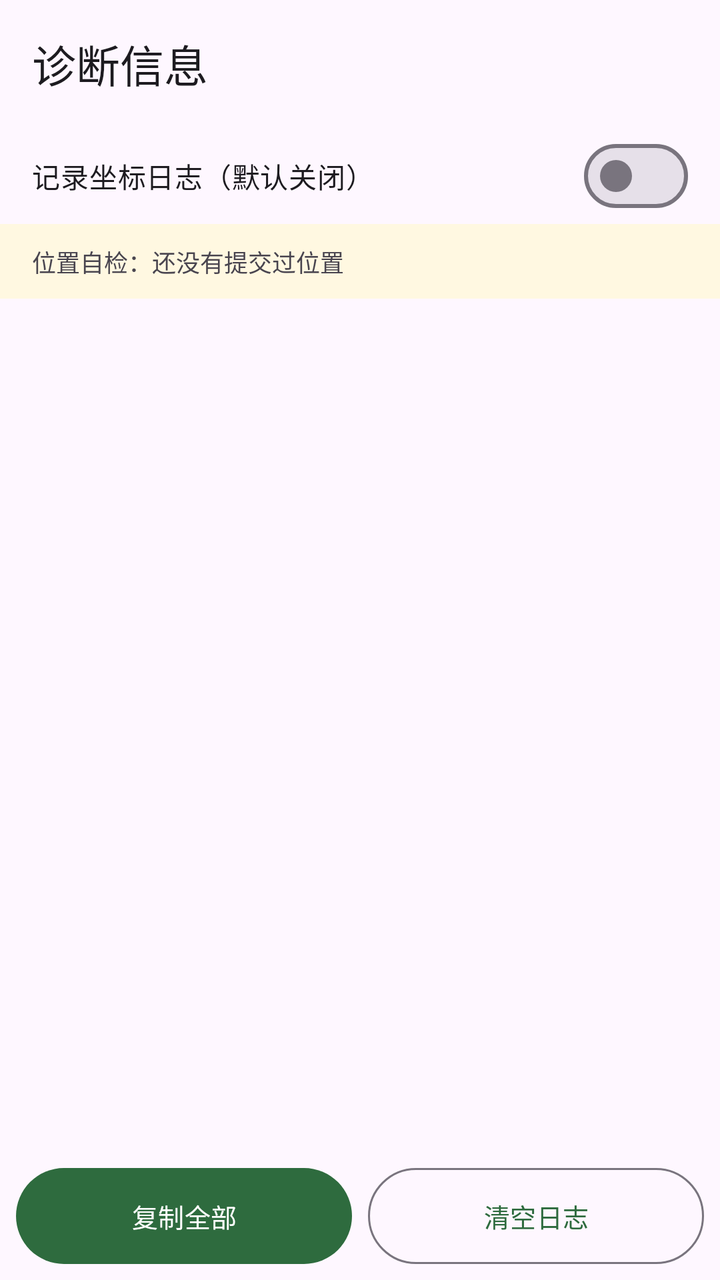
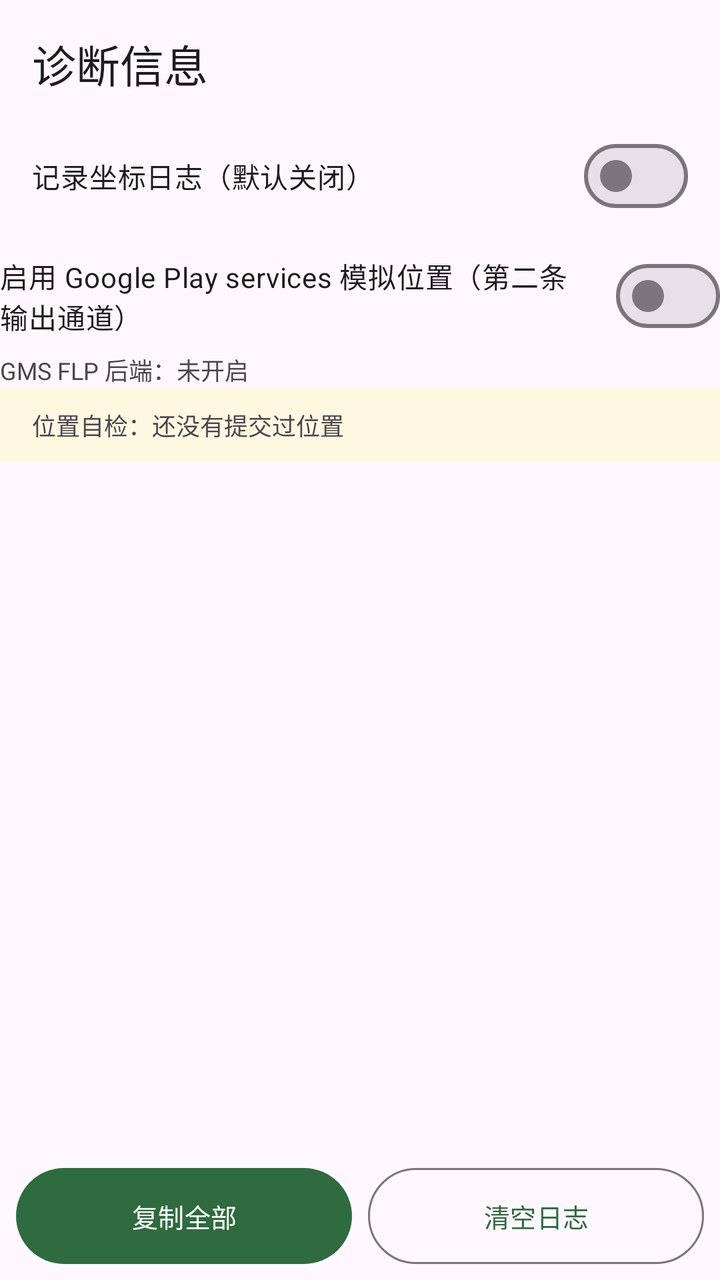

Compare the two renders of this Android layout. The source of the first and the diff that turns it into the second are given below.
<!-- AndroidManifest.xml: application theme Theme.RouteWorkshop -->
<!-- res/layout/activity_diagnostics.xml -->
<?xml version="1.0" encoding="utf-8"?>
<LinearLayout xmlns:android="http://schemas.android.com/apk/res/android"
    xmlns:app="http://schemas.android.com/apk/res-auto"
    android:layout_width="match_parent"
    android:layout_height="match_parent"
    android:orientation="vertical">

    <com.google.android.material.appbar.MaterialToolbar
        android:id="@+id/toolbar"
        android:layout_width="match_parent"
        android:layout_height="wrap_content"
        android:background="?attr/colorSurface"
        android:minHeight="?attr/actionBarSize"
        app:title="@string/diagnostics_title" />

    <com.google.android.material.materialswitch.MaterialSwitch
        android:id="@+id/switchCoordinates"
        android:layout_width="match_parent"
        android:layout_height="wrap_content"
        android:paddingHorizontal="16dp"
        android:paddingVertical="8dp"
        android:text="@string/diagnostics_coordinate_log" />

    <TextView
        android:id="@+id/textSelfCheck"
        android:layout_width="match_parent"
        android:layout_height="wrap_content"
        android:background="#FFF8E1"
        android:paddingHorizontal="16dp"
        android:paddingVertical="10dp"
        android:text="@string/self_check_idle"
        android:textIsSelectable="true"
        android:textSize="12sp" />

    <ScrollView
        android:layout_width="match_parent"
        android:layout_height="0dp"
        android:layout_weight="1"
        android:paddingHorizontal="16dp">

        <TextView
            android:id="@+id/textReport"
            android:layout_width="match_parent"
            android:layout_height="wrap_content"
            android:fontFamily="monospace"
            android:paddingVertical="8dp"
            android:textIsSelectable="true"
            android:textSize="12sp" />
    </ScrollView>

    <LinearLayout
        android:layout_width="match_parent"
        android:layout_height="wrap_content"
        android:orientation="horizontal"
        android:padding="8dp">

        <com.google.android.material.button.MaterialButton
            android:id="@+id/buttonCopy"
            android:layout_width="0dp"
            android:layout_height="wrap_content"
            android:layout_weight="1"
            android:insetTop="0dp"
            android:insetBottom="0dp"
            android:text="@string/diagnostics_copy"
            android:textSize="13sp" />

        <com.google.android.material.button.MaterialButton
            android:id="@+id/buttonClearLog"
            style="@style/Widget.Material3.Button.OutlinedButton"
            android:layout_width="0dp"
            android:layout_height="wrap_content"
            android:layout_marginStart="8dp"
            android:layout_weight="1"
            android:insetTop="0dp"
            android:insetBottom="0dp"
            android:text="@string/diagnostics_clear_log"
            android:textSize="13sp" />
    </LinearLayout>
</LinearLayout>
<!-- resources referenced by this layout -->
<resources>
  <string name="diagnostics_clear_log">清空日志</string>
  <string name="diagnostics_coordinate_log">记录坐标日志（默认关闭）</string>
  <string name="diagnostics_copy">复制全部</string>
  <string name="diagnostics_title">诊断信息</string>
  <string name="self_check_idle">位置自检：还没有提交过位置</string>
  <style name="Theme.RouteWorkshop" parent="Theme.Material3.DayNight.NoActionBar">
          <item name="colorPrimary">@color/brand_primary</item>
          <item name="colorOnPrimary">@color/brand_on_primary</item>
          <item name="colorPrimaryContainer">@color/brand_primary_container</item>
          <item name="colorSecondary">@color/brand_secondary</item>
          <item name="android:statusBarColor" tools:targetApi="21">?attr/colorSurface</item>
      </style>
  <color name="brand_primary">#2E6B3E</color>
  <color name="brand_on_primary">#FFFFFF</color>
  <color name="brand_primary_container">#B5F2BB</color>
  <color name="brand_secondary">#52634F</color>
</resources>

<!-- the commit's change to res/layout/activity_diagnostics.xml (unified diff, before → after) -->
@@ -21,6 +21,21 @@
         android:paddingVertical="8dp"
         android:text="@string/diagnostics_coordinate_log" />
 
+    <com.google.android.material.materialswitch.MaterialSwitch
+        android:id="@+id/switchGmsFlp"
+        android:layout_width="match_parent"
+        android:layout_height="wrap_content"
+        android:layout_marginTop="12dp"
+        android:text="@string/gms_flp_toggle"
+        android:textSize="14sp" />
+
+    <TextView
+        android:id="@+id/textGmsFlp"
+        android:layout_width="match_parent"
+        android:layout_height="wrap_content"
+        android:layout_marginTop="4dp"
+        android:text="@string/gms_flp_idle"
+        android:textSize="12sp" />
     <TextView
         android:id="@+id/textSelfCheck"
         android:layout_width="match_parent"
<!-- resource entries referenced after the edit -->
@@ -4,6 +4,8 @@
   <string name="diagnostics_coordinate_log">记录坐标日志（默认关闭）</string>
   <string name="diagnostics_copy">复制全部</string>
   <string name="diagnostics_title">诊断信息</string>
+  <string name="gms_flp_idle">GMS FLP 后端：未开启</string>
+  <string name="gms_flp_toggle">启用 Google Play services 模拟位置（第二条输出通道）</string>
   <string name="self_check_idle">位置自检：还没有提交过位置</string>
   <style name="Theme.RouteWorkshop" parent="Theme.Material3.DayNight.NoActionBar">
           <item name="colorPrimary">@color/brand_primary</item>
